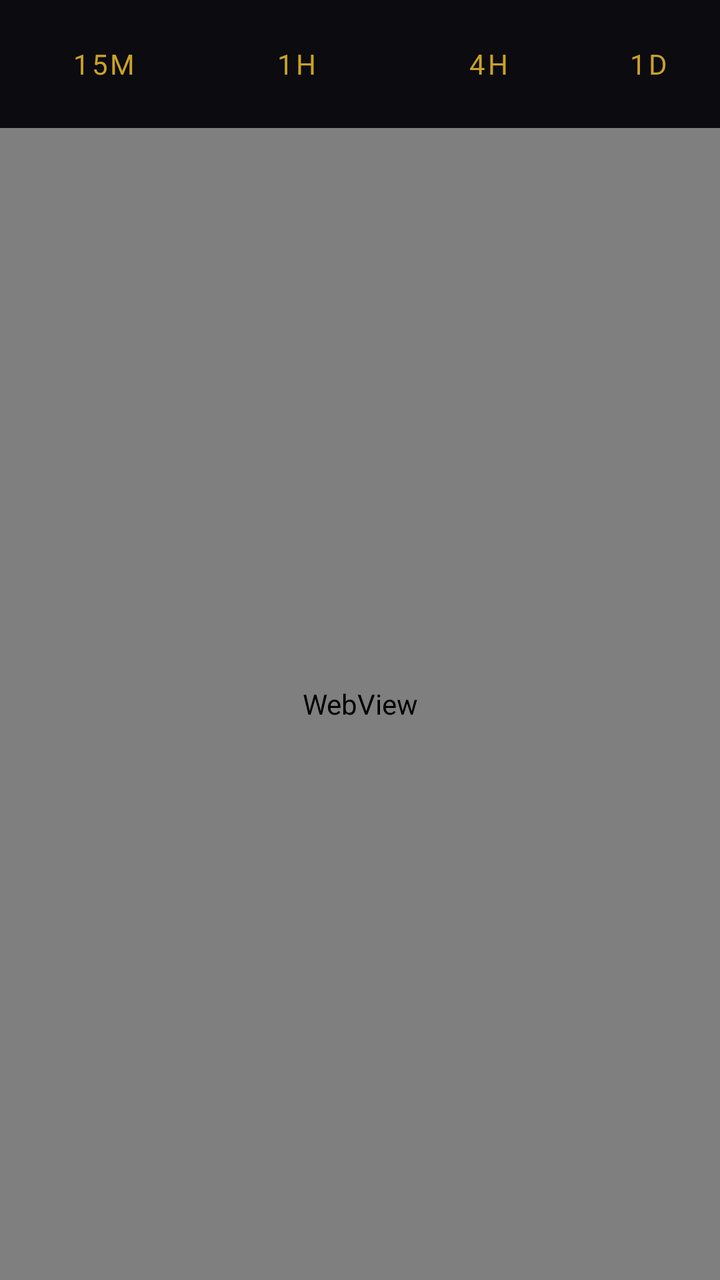
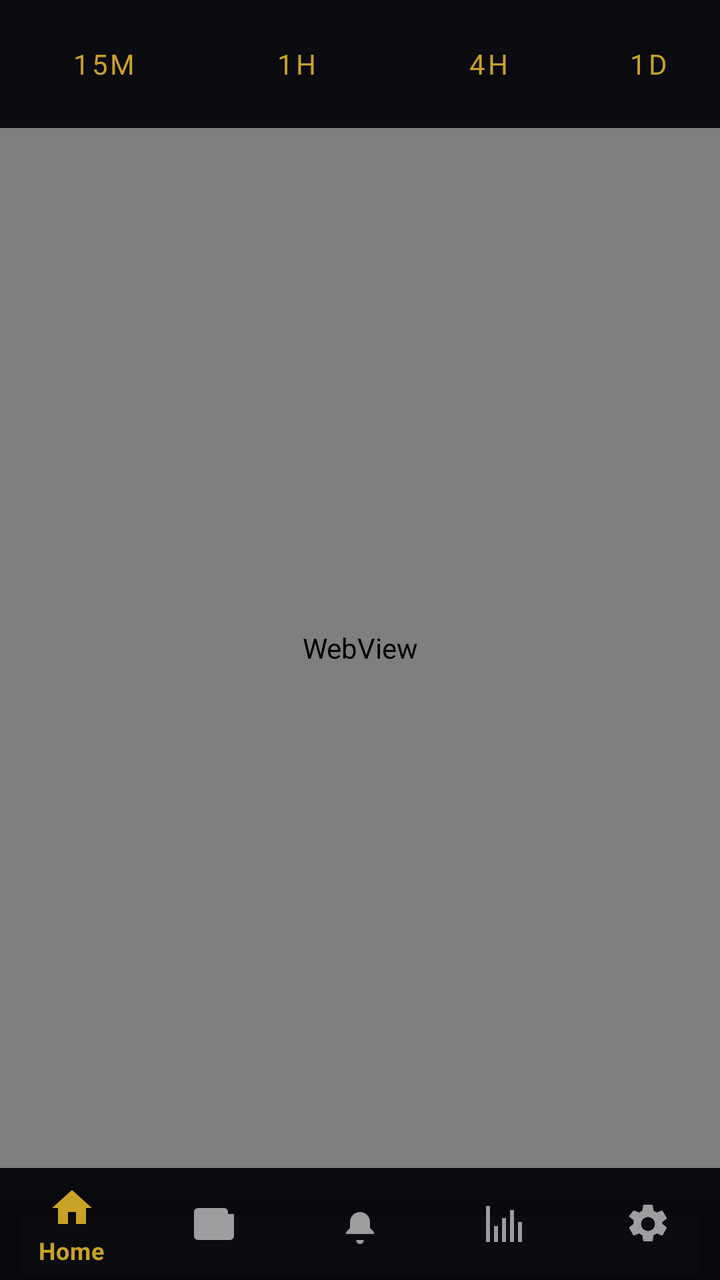

Compare the two renders of this Android layout. The source of the first and the diff that turns it into the second are given below.
<!-- AndroidManifest.xml: activity theme Theme.SniperFlow -->
<!-- res/layout/activity_chart.xml -->
<?xml version="1.0" encoding="utf-8"?>
<LinearLayout xmlns:android="http://schemas.android.com/apk/res/android"
    android:orientation="vertical"
    android:layout_width="match_parent"
    android:layout_height="match_parent">

    <LinearLayout
        android:layout_width="match_parent"
        android:layout_height="wrap_content"
        android:padding="8dp"
        android:gravity="center_horizontal"
        android:orientation="horizontal"
        style="?android:attr/buttonBarStyle">

        <Button
            android:id="@+id/btnM15"
            android:layout_width="wrap_content"
            android:layout_height="wrap_content"
            android:text="15m"
            style="?android:attr/buttonBarButtonStyle"/>

        <Button
            android:id="@+id/btnH1"
            android:layout_width="wrap_content"
            android:layout_height="wrap_content"
            android:layout_marginStart="8dp"
            android:text="1h"
            style="?android:attr/buttonBarButtonStyle"/>

        <Button
            android:id="@+id/btnH4"
            android:layout_width="wrap_content"
            android:layout_height="wrap_content"
            android:layout_marginStart="8dp"
            android:text="4h"
            style="?android:attr/buttonBarButtonStyle"/>

        <Button
            android:id="@+id/btnD1"
            android:layout_width="wrap_content"
            android:layout_height="wrap_content"
            android:layout_marginStart="8dp"
            android:text="1D"
            style="?android:attr/buttonBarButtonStyle"/>
    </LinearLayout>

    <WebView
        android:id="@+id/tvWebView"
        android:layout_width="match_parent"
        android:layout_height="0dp"
        android:layout_weight="1"/>

</LinearLayout>
<!-- resources referenced by this layout -->
<resources>
  <style name="Theme.SniperFlow" parent="Theme.MaterialComponents.DayNight.NoActionBar">
          <item name="android:colorBackground">@color/colorBackground</item>
          <item name="android:textColor">@color/colorOnBackground</item>
          <item name="colorPrimary">@color/colorPrimary</item>
          <item name="colorOnPrimary">@color/colorOnPrimary</item>
          <item name="colorSurface">@color/colorSurface</item>
          <item name="colorOnSurface">@color/colorOnSurface</item>
          <item name="android:fontFamily">sans-serif</item>
          <item name="materialButtonStyle">@style/Widget.MaterialComponents.Button</item>
      </style>
  <color name="colorBackground">@color/sf_ink_black</color>
  <color name="colorOnBackground">#FFFFFFFF</color>
  <color name="colorPrimary">@color/sf_gold</color>
  <color name="colorOnPrimary">#FF000000</color>
  <color name="colorSurface">@color/sf_slate</color>
  <color name="colorOnSurface">#FFFFFFFF</color>
  <color name="sf_ink_black">#0B0B10</color>
  <color name="sf_gold">#C9A227</color>
  <color name="sf_slate">#1A1C1E</color>
</resources>

<!-- the commit's change to res/layout/activity_chart.xml (unified diff, before → after) -->
@@ -1,5 +1,6 @@
 <?xml version="1.0" encoding="utf-8"?>
 <LinearLayout xmlns:android="http://schemas.android.com/apk/res/android"
+    xmlns:app="http://schemas.android.com/apk/res-auto"
     android:orientation="vertical"
     android:layout_width="match_parent"
     android:layout_height="match_parent">
@@ -50,4 +51,11 @@
         android:layout_height="0dp"
         android:layout_weight="1"/>
 
+    <com.google.android.material.bottomnavigation.BottomNavigationView
+        android:id="@+id/bottomNav"
+        android:layout_width="match_parent"
+        android:layout_height="wrap_content"
+        android:background="@android:color/transparent"
+        app:menu="@menu/menu_bottom_nav" />
+
 </LinearLayout>
